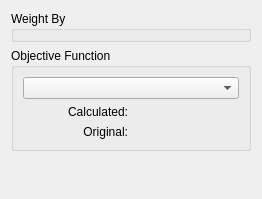
This is plugins/calculate/NACalculateForm.ui in dmzgroup/mbra as Qt 5 draws it before an edit. The edited form follows.
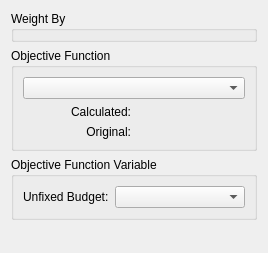
This is the edited form.

The edit to the form file:
```diff
--- a/plugins/calculate/NACalculateForm.ui
+++ b/plugins/calculate/NACalculateForm.ui
@@ -6,8 +6,8 @@
    <rect>
     <x>0</x>
     <y>0</y>
-    <width>262</width>
-    <height>199</height>
+    <width>268</width>
+    <height>253</height>
    </rect>
   </property>
   <property name="windowTitle">
@@ -81,6 +81,28 @@
      </layout>
     </widget>
    </item>
+   <item>
+    <widget class="QGroupBox" name="groupBox">
+     <property name="title">
+      <string>Objective Function Variable</string>
+     </property>
+     <property name="flat">
+      <bool>true</bool>
+     </property>
+     <layout class="QFormLayout" name="formLayout">
+      <item row="0" column="0">
+       <widget class="QLabel" name="label_3">
+        <property name="text">
+         <string>Unfixed Budget:</string>
+        </property>
+       </widget>
+      </item>
+      <item row="0" column="1">
+       <widget class="QComboBox" name="unfixedBudgetBox"/>
+      </item>
+     </layout>
+    </widget>
+   </item>
    <item>
     <spacer name="verticalSpacer">
      <property name="orientation">
@@ -88,8 +110,8 @@
      </property>
      <property name="sizeHint" stdset="0">
       <size>
-       <width>102</width>
-       <height>15</height>
+       <width>20</width>
+       <height>40</height>
       </size>
      </property>
     </spacer>
```
